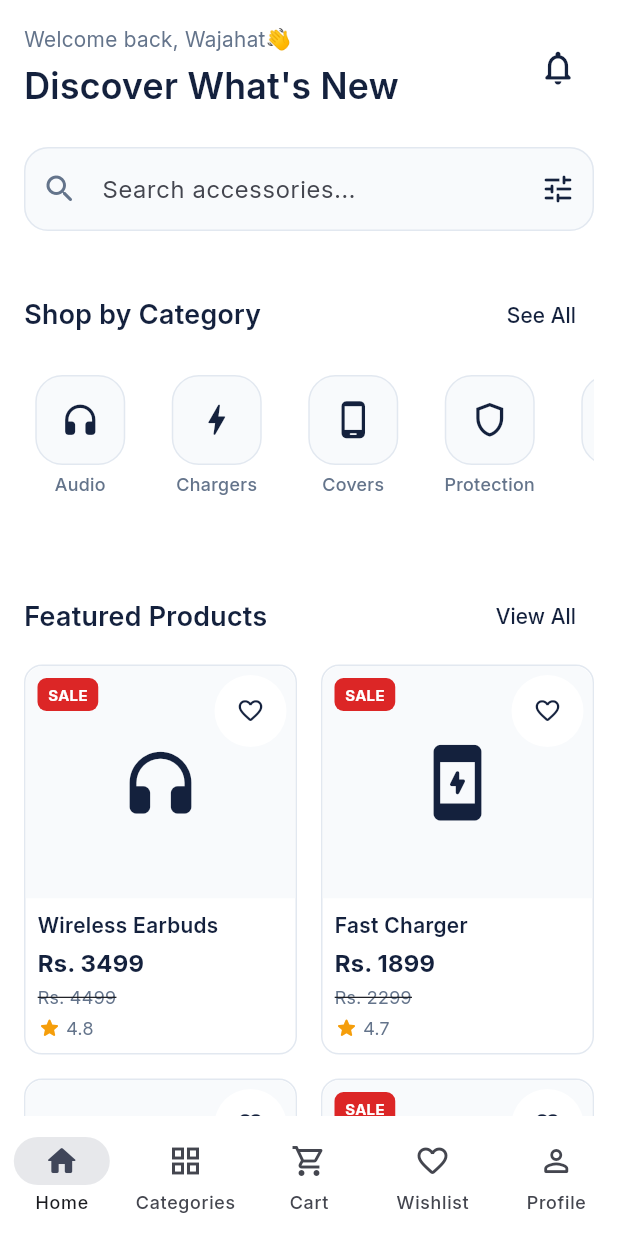
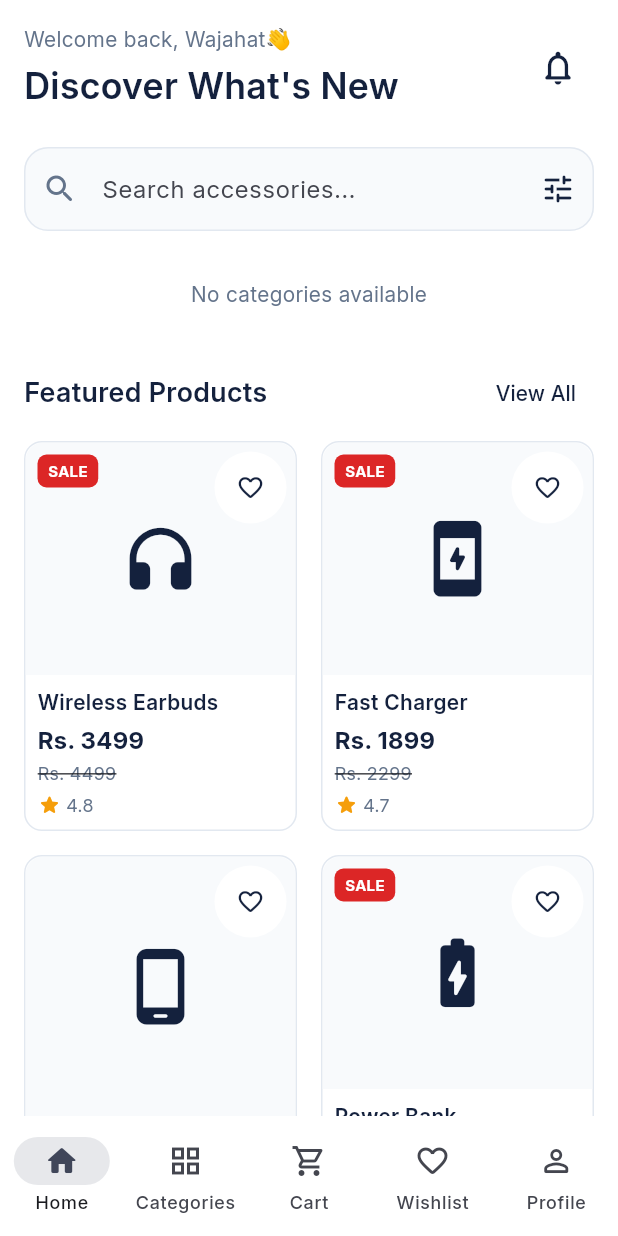
Before and after one commit to WajahatNoor/ShopSphere, a Flutter app: the HomeScreen screen opened by its route, on a phone screen of 412 x 824 dp. Run offline on Flutter 3.47's test engine with Material 3 defaults, Android fonts, the phone set to English and light mode, and no system bars; our stand-ins replace bloc, cloud_firestore, equatable, firebase_auth, firebase_core, flutter_bloc and 3 more; accounts and stored records are empty.

Commit message:
categories fetched from firestore integrated inside app with proper error and loading handing parsing of firestore data

```diff
--- /dev/null
+++ b/lib/app/data/models/category_model.dart
@@ -0,0 +1,34 @@
+class CategoryModel {
+  final String id;
+  final String name;
+  final String imageUrl;
+  final bool isActive;
+  final int sortOrder;
+
+  const CategoryModel({
+    required this.id,
+    required this.name,
+    required this.imageUrl,
+    required this.isActive,
+    required this.sortOrder,
+  });
+
+  factory CategoryModel.fromMap(Map<String, dynamic> map, String documentId) {
+    return CategoryModel(
+      id: documentId,
+      name: map['name'] as String? ?? '',
+      imageUrl: map['imageUrl'] as String? ?? '',
+      isActive: map['isActive'] as bool? ?? false,
+      sortOrder: (map['sortOrder'] as num?)?.toInt() ?? 0,
+    );
+  }
+
+  Map<String, dynamic> toMap() {
+    return {
+      'name': name,
+      'imageUrl': imageUrl,
+      'isActive': isActive,
+      'sortOrder': sortOrder,
+    };
+  }
+}
--- /dev/null
+++ b/lib/app/data/repositories/categories_repo.dart
@@ -0,0 +1,18 @@
+import 'package:shop_shop_sphere/app/data/models/category_model.dart';
+import 'package:shop_shop_sphere/app/services/firebase_categories_service.dart';
+
+class CategoriesRepo {
+  final FirebaseCategoriesService firebaseCategoriesService;
+  CategoriesRepo({required this.firebaseCategoriesService});
+
+  Future<List<CategoryModel>> getCategories() async {
+    final categoriesSnapshot = await firebaseCategoriesService
+        .fetchCategories();
+
+    final categories = categoriesSnapshot.docs.map((doc) {
+      return CategoryModel.fromMap(doc.data(), doc.id);
+    }).toList();
+
+    return categories;
+  }
+}
--- /dev/null
+++ b/lib/app/modules/Categories/bloc/categories_bloc.dart
@@ -0,0 +1,29 @@
+import 'dart:async';
+
+import 'package:bloc/bloc.dart';
+import 'package:equatable/equatable.dart';
+import 'package:shop_shop_sphere/app/data/models/category_model.dart';
+import 'package:shop_shop_sphere/app/data/repositories/categories_repo.dart';
+
+part 'categories_event.dart';
+part 'categories_state.dart';
+
+class CategoriesBloc extends Bloc<CategoriesEvent, CategoriesState> {
+  final CategoriesRepo categoriesRepo;
+  CategoriesBloc({required this.categoriesRepo}) : super(CategoriesInitial()) {
+    on<FetchCategoriesRequested>(fetchCategoriesRequested);
+  }
+
+  FutureOr<void> fetchCategoriesRequested(
+    FetchCategoriesRequested event,
+    Emitter<CategoriesState> emit,
+  ) async {
+    emit(CategoriesFetchLoadingState());
+    try {
+      final categories = await categoriesRepo.getCategories();
+      emit(CategoriesFetchSuccessState(categories: categories));
+    } catch (e) {
+      emit(CategoriesFetchErrorState(errorMessage: e.toString()));
+    }
+  }
+}
--- /dev/null
+++ b/lib/app/modules/Categories/bloc/categories_event.dart
@@ -0,0 +1,10 @@
+part of 'categories_bloc.dart';
+
+sealed class CategoriesEvent extends Equatable {
+  const CategoriesEvent();
+
+  @override
+  List<Object> get props => [];
+}
+
+final class FetchCategoriesRequested extends CategoriesEvent {}
--- /dev/null
+++ b/lib/app/modules/Categories/bloc/categories_state.dart
@@ -0,0 +1,24 @@
+part of 'categories_bloc.dart';
+
+sealed class CategoriesState extends Equatable {
+  const CategoriesState();
+
+  @override
+  List<Object> get props => [];
+}
+
+final class CategoriesInitial extends CategoriesState {}
+
+final class CategoriesFetchLoadingState extends CategoriesState {}
+
+final class CategoriesFetchSuccessState extends CategoriesState {
+  final List<CategoryModel> categories;
+
+  const CategoriesFetchSuccessState({required this.categories});
+}
+
+final class CategoriesFetchErrorState extends CategoriesState {
+  final String errorMessage;
+
+  const CategoriesFetchErrorState({required this.errorMessage});
+}
--- a/lib/app/modules/Home/views/home_screen.dart
+++ b/lib/app/modules/Home/views/home_screen.dart
@@ -1,7 +1,9 @@
+import 'package:firebase_auth/firebase_auth.dart';
 import 'package:flutter/material.dart';
 import 'package:shop_shop_sphere/app/modules/Home/widgets/categories_section.dart';
 import 'package:shop_shop_sphere/app/res/app_colors.dart';
 import 'package:shop_shop_sphere/app/res/app_spacings.dart';
+import 'package:shop_shop_sphere/app/utils/all_bloc_providers.dart';
 
 import '../widgets/home_header.dart';
 import '../widgets/home_search_bar.dart';
@@ -15,6 +17,7 @@ class HomeScreen extends StatelessWidget {
 
   @override
   Widget build(BuildContext context) {
+    final userName = FirebaseAuth.instance.currentUser?.displayName ?? 'User';
     return Scaffold(
       backgroundColor: AppColors.background,
       body: SafeArea(
@@ -25,8 +28,8 @@ class HomeScreen extends StatelessWidget {
               sliver: SliverToBoxAdapter(
                 child: Column(
                   crossAxisAlignment: CrossAxisAlignment.start,
-                  children: const [
-                    HomeHeader(),
+                  children: [
+                    HomeHeader(userName: userName),
 
                     SizedBox(height: AppSpacing.lg),
 
--- a/lib/app/modules/Home/widgets/categories_section.dart
+++ b/lib/app/modules/Home/widgets/categories_section.dart
@@ -1,26 +1,40 @@
 import 'package:flutter/material.dart';
+import 'package:flutter_bloc/flutter_bloc.dart';
 
+import 'package:shop_shop_sphere/app/modules/Categories/bloc/categories_bloc.dart';
 import 'package:shop_shop_sphere/app/res/app_colors.dart';
-import 'package:shop_shop_sphere/app/res/app_radious.dart';
 import 'package:shop_shop_sphere/app/res/app_spacings.dart';
 import 'package:shop_shop_sphere/app/res/app_text_styles.dart';
 
 class CategorySection extends StatelessWidget {
   const CategorySection({super.key});
 
-  static const categories = [
-    _CategoryData('Audio', Icons.headphones_rounded),
-    _CategoryData('Chargers', Icons.bolt_rounded),
-    _CategoryData('Covers', Icons.phone_android_rounded),
-    _CategoryData('Protection', Icons.shield_outlined),
-    _CategoryData('Power Banks', Icons.battery_charging_full_rounded),
-    _CategoryData('Smartwatches', Icons.watch_outlined),
-    _CategoryData('Gadgets', Icons.devices_other_rounded),
-    _CategoryData('Gaming', Icons.gamepad_outlined),
-  ];
-
   @override
   Widget build(BuildContext context) {
+    return BlocConsumer<CategoriesBloc, CategoriesState>(
+      listener: (context, state) {
+        if (state is CategoriesFetchErrorState) {
+          ScaffoldMessenger.of(
+            context,
+          ).showSnackBar(SnackBar(content: Text(state.errorMessage)));
+        }
+      },
+      builder: (context, state) {
+        if (state is CategoriesFetchLoadingState) {
+          return const Center(child: CircularProgressIndicator());
+        }
+
+        if (state is CategoriesFetchErrorState) {
+          return Center(child: Text(state.errorMessage));
+        }
+
+        if (state is CategoriesFetchSuccessState) {
+          final categories = state.categories;
+
+          if (categories.isEmpty) {
+            return const Center(child: Text('No categories available'));
+          }
+
           return Column(
             crossAxisAlignment: CrossAxisAlignment.start,
             children: [
@@ -30,30 +44,27 @@ class CategorySection extends StatelessWidget {
                   Text('Shop by Category', style: AppTextStyles.subheading),
                   TextButton(
                     onPressed: () {
-                // TODO: Navigate to categories
+                      // TODO: Navigate to categories screen
                     },
                     child: const Text('See All'),
                   ),
                 ],
               ),
-
               const SizedBox(height: AppSpacing.md),
-
               SizedBox(
                 height: 105,
                 child: ListView.separated(
                   scrollDirection: Axis.horizontal,
                   itemCount: categories.length,
-            separatorBuilder: (_, __) => const SizedBox(width: AppSpacing.md),
+                  separatorBuilder: (_, __) =>
+                      const SizedBox(width: AppSpacing.md),
                   itemBuilder: (context, index) {
                     final category = categories[index];
 
                     return _CategoryItem(
                       name: category.name,
-                icon: category.icon,
-                onTap: () {
-                  // TODO: Open selected category
-                },
+                      imageUrl: category.imageUrl,
+                      onTap: () {},
                     );
                   },
                 ),
@@ -61,30 +72,29 @@ class CategorySection extends StatelessWidget {
             ],
           );
         }
+
+        return const SizedBox.shrink();
+      },
+    );
   }
-
-class _CategoryData {
-  final String name;
-  final IconData icon;
-
-  const _CategoryData(this.name, this.icon);
 }
 
 class _CategoryItem extends StatelessWidget {
   const _CategoryItem({
     required this.name,
-    required this.icon,
+    required this.imageUrl,
     required this.onTap,
   });
 
   final String name;
-  final IconData icon;
+  final String imageUrl;
   final VoidCallback onTap;
 
   @override
   Widget build(BuildContext context) {
-    return GestureDetector(
+    return InkWell(
       onTap: onTap,
+      borderRadius: BorderRadius.circular(18),
       child: SizedBox(
         width: 75,
         child: Column(
@@ -97,11 +107,26 @@ class _CategoryItem extends StatelessWidget {
                 borderRadius: BorderRadius.circular(18),
                 border: Border.all(color: AppColors.border),
               ),
-              child: Icon(icon, color: AppColors.primary, size: 27),
+              child: imageUrl.isNotEmpty
+                  ? ClipRRect(
+                      borderRadius: BorderRadius.circular(17),
+                      child: Image.network(
+                        imageUrl,
+                        fit: BoxFit.cover,
+                        errorBuilder: (_, __, ___) => const Icon(
+                          Icons.category_outlined,
+                          color: AppColors.primary,
+                          size: 27,
                         ),
-
+                      ),
+                    )
+                  : const Icon(
+                      Icons.category_outlined,
+                      color: AppColors.primary,
+                      size: 27,
+                    ),
+            ),
             const SizedBox(height: AppSpacing.xs),
-
             Text(
               name,
               textAlign: TextAlign.center,
--- a/lib/app/modules/Home/widgets/home_header.dart
+++ b/lib/app/modules/Home/widgets/home_header.dart
@@ -4,7 +4,8 @@ import 'package:shop_shop_sphere/app/res/app_spacings.dart';
 import 'package:shop_shop_sphere/app/res/app_text_styles.dart';
 
 class HomeHeader extends StatelessWidget {
-  const HomeHeader({super.key});
+  final String userName;
+  const HomeHeader({super.key, required this.userName});
 
   @override
   Widget build(BuildContext context) {
--- /dev/null
+++ b/lib/app/services/firebase_categories_service.dart
@@ -0,0 +1,17 @@
+import 'package:cloud_firestore/cloud_firestore.dart';
+import 'package:flutter/material.dart';
+
+class FirebaseCategoriesService {
+  final FirebaseFirestore firestore;
+  FirebaseCategoriesService({required this.firestore});
+
+  Future<QuerySnapshot<Map<String, dynamic>>> fetchCategories() async {
+    final categoriesDocs = await firestore
+        .collection('categories')
+        .where('isActive', isEqualTo: true)
+        .orderBy('sortOrder')
+        .get();
+    debugPrint("CATEGOREIS ::: $categoriesDocs");
+    return categoriesDocs;
+  }
+}
--- a/lib/app/utils/all_bloc_providers.dart
+++ b/lib/app/utils/all_bloc_providers.dart
@@ -1,14 +1,22 @@
+import 'package:cloud_firestore/cloud_firestore.dart';
 import 'package:firebase_auth/firebase_auth.dart';
 import 'package:flutter_bloc/flutter_bloc.dart';
 import 'package:google_sign_in/google_sign_in.dart';
 import 'package:shop_shop_sphere/app/data/repositories/auth_repo.dart';
+import 'package:shop_shop_sphere/app/data/repositories/categories_repo.dart';
 import 'package:shop_shop_sphere/app/modules/Auth/bloc/auth_bloc.dart';
+import 'package:shop_shop_sphere/app/modules/Categories/bloc/categories_bloc.dart';
 import 'package:shop_shop_sphere/app/services/firebase_auth_services.dart';
+import 'package:shop_shop_sphere/app/services/firebase_categories_service.dart';
 
 class AllBlocProviders {
   //DEPENDENCY INJECTION REQUIRED
   static final firebaseAuth = FirebaseAuth.instance;
   static final googleSigninAuth = GoogleSignIn.instance;
+  static final firebaseFirestore = FirebaseFirestore.instance;
+  static final firebaseCategoriesService = FirebaseCategoriesService(
+    firestore: firebaseFirestore,
+  );
   static final authServices = FirebaseAuthServices(
     firebaseAuth: firebaseAuth,
     googleSignIn: googleSigninAuth,
@@ -18,9 +26,17 @@ class AllBlocProviders {
     authServices: authServices,
     firebaseAuth: firebaseAuth,
   );
+  static final categoriesRepo = CategoriesRepo(
+    firebaseCategoriesService: firebaseCategoriesService,
+  );
 
   //All Bloc Providers
   static final List<BlocProvider> allProviders = [
     BlocProvider<AuthBloc>(create: (context) => AuthBloc(authRepo: authRepo)),
+    BlocProvider<CategoriesBloc>(
+      create: (context) =>
+          CategoriesBloc(categoriesRepo: categoriesRepo)
+            ..add(FetchCategoriesRequested()),
+    ),
   ];
 }
```
Lines whose indentation alone changed are shown as unchanged.
